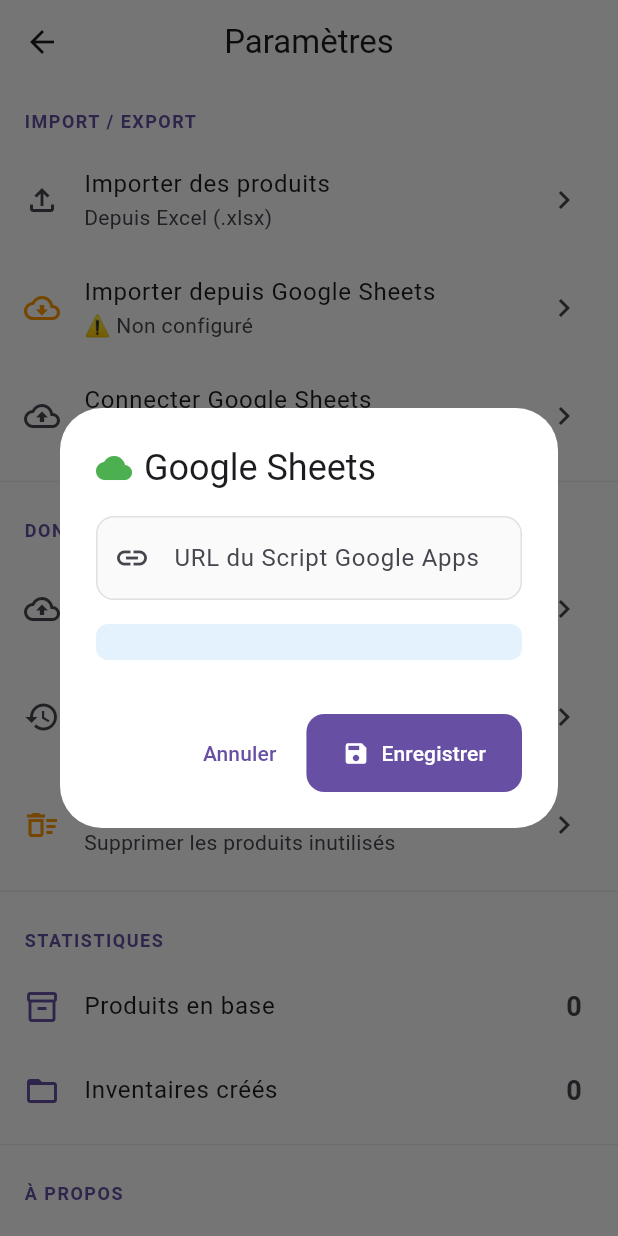
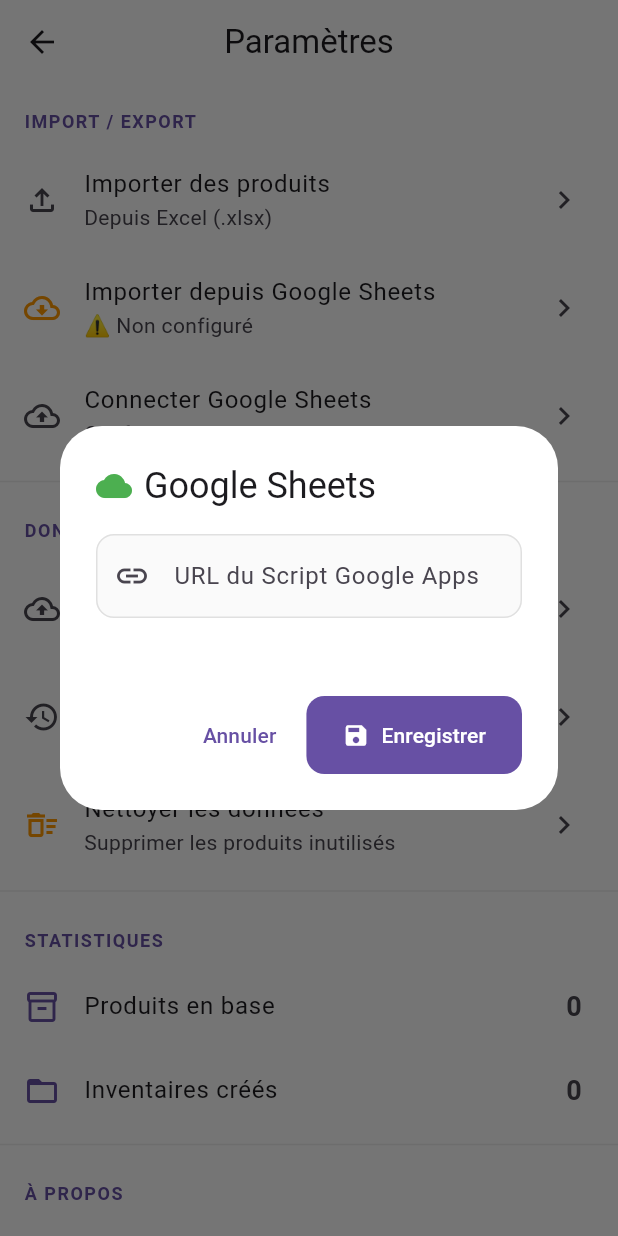
Before and after one commit to aissaboukr-hub/inventory_manager, a Flutter app: the SettingsScreen screen opened by its route, after a tap on "Connecter Google Sheets", on a phone screen of 412 x 824 dp. Run offline on Flutter 3.47's test engine with Material 3 defaults, Android fonts, the phone set to English and light mode, and no system bars; our stand-ins replace audioplayers, dartz, drift, drift_flutter, equatable, file_picker and 5 more; missing offline and left inert: excel, googleapis, mobile_scanner, syncfusion_flutter_xlsio; accounts and stored records are empty; generated files the repository leaves out were written again; statements that could not run were skipped.

Commit message:
Mise à jour du projet

```diff
--- a/lib/features/settings/presentation/screens/settings_screen.dart
+++ b/lib/features/settings/presentation/screens/settings_screen.dart
@@ -288,14 +288,6 @@
 
               const SizedBox(height: 16),
 
-              Container(
-                padding: const EdgeInsets.all(12),
-                decoration: BoxDecoration(
-                  color: Colors.blue.shade50,
-                  borderRadius: BorderRadius.circular(8),
-                ),
-                              ),
-
               const SizedBox(height: 12),
 
               if (_isGoogleConnected)
@@ -345,7 +337,7 @@
                   _isGoogleConnected = isConnected;
                 });
 
-                Navigator.pop(context);
+                Navigator.of(context, rootNavigator: true).pop();
 
                 ScaffoldMessenger.of(context).showSnackBar(
                   SnackBar(
```
